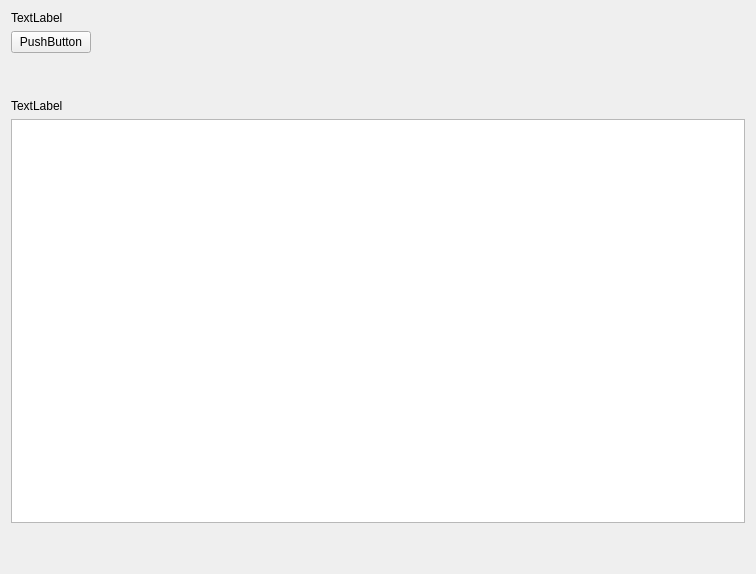
The window that plugins/devices/printer/printer.ui (ukui/ukui-control-center) describes before a commit, drawn with Qt 5.
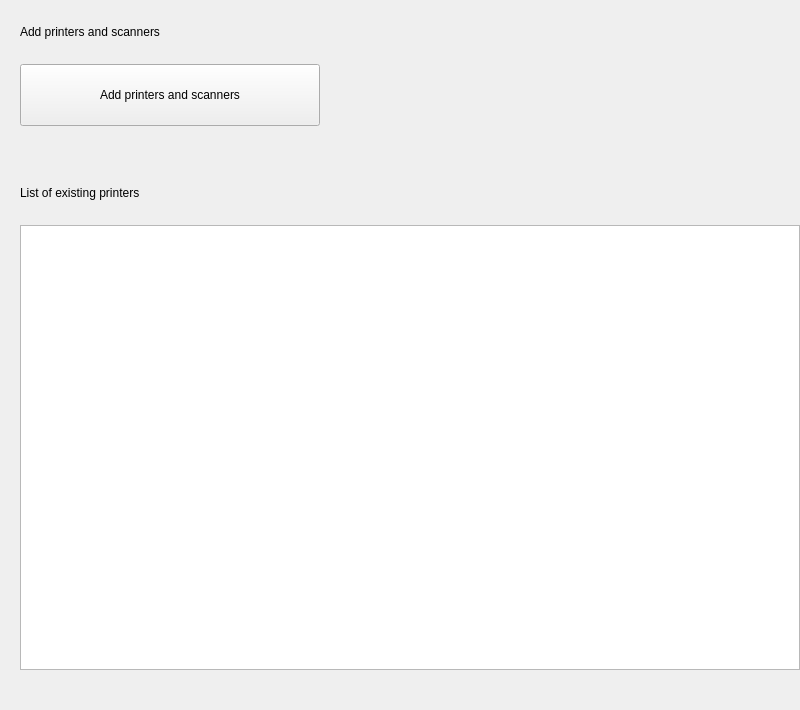
The same window after the commit.

Diff of the .ui file:
```diff
--- a/plugins/devices/printer/printer.ui
+++ b/plugins/devices/printer/printer.ui
@@ -6,26 +6,29 @@
    <rect>
     <x>0</x>
     <y>0</y>
-    <width>756</width>
-    <height>574</height>
+    <width>800</width>
+    <height>710</height>
    </rect>
   </property>
   <property name="minimumSize">
    <size>
-    <width>756</width>
-    <height>574</height>
+    <width>800</width>
+    <height>710</height>
    </size>
   </property>
   <property name="maximumSize">
    <size>
-    <width>756</width>
-    <height>574</height>
+    <width>800</width>
+    <height>710</height>
    </size>
   </property>
   <property name="windowTitle">
    <string>Printer</string>
   </property>
   <layout class="QVBoxLayout" name="verticalLayout_2">
+   <property name="spacing">
+    <number>0</number>
+   </property>
    <property name="leftMargin">
     <number>0</number>
    </property>
@@ -42,19 +45,58 @@
     <widget class="QStackedWidget" name="StackedWidget">
      <widget class="QWidget" name="verticalStackedWidgetPage1">
       <layout class="QVBoxLayout" name="verticalLayout">
+       <property name="spacing">
+        <number>25</number>
+       </property>
+       <property name="leftMargin">
+        <number>20</number>
+       </property>
+       <property name="topMargin">
+        <number>25</number>
+       </property>
+       <property name="rightMargin">
+        <number>0</number>
+       </property>
+       <property name="bottomMargin">
+        <number>0</number>
+       </property>
        <item>
         <widget class="QLabel" name="label">
+         <property name="sizePolicy">
+          <sizepolicy hsizetype="Fixed" vsizetype="Fixed">
+           <horstretch>0</horstretch>
+           <verstretch>0</verstretch>
+          </sizepolicy>
+         </property>
          <property name="text">
-          <string>TextLabel</string>
+          <string>Add printers and scanners</string>
+         </property>
+         <property name="scaledContents">
+          <bool>true</bool>
          </property>
         </widget>
        </item>
        <item>
         <layout class="QHBoxLayout" name="horizontalLayout">
+         <property name="spacing">
+          <number>0</number>
+         </property>
          <item>
-          <widget class="QPushButton" name="addPushBtn">
+          <widget class="QToolButton" name="addBtn">
+           <property name="minimumSize">
+            <size>
+             <width>300</width>
+             <height>62</height>
+            </size>
+           </property>
+           <property name="maximumSize">
+            <size>
+             <width>16777215</width>
+             <height>62</height>
+            </size>
+           </property>
            <property name="text">
-            <string>PushButton</string>
+            <string>Add printers and scanners</string>
            </property>
           </widget>
          </item>
@@ -84,15 +126,24 @@
          <property name="sizeHint" stdset="0">
           <size>
            <width>20</width>
-           <height>40</height>
+           <height>35</height>
           </size>
          </property>
         </spacer>
        </item>
        <item>
         <widget class="QLabel" name="label_2">
+         <property name="sizePolicy">
+          <sizepolicy hsizetype="Fixed" vsizetype="Fixed">
+           <horstretch>0</horstretch>
+           <verstretch>0</verstretch>
+          </sizepolicy>
+         </property>
          <property name="text">
-          <string>TextLabel</string>
+          <string>List of existing printers</string>
+         </property>
+         <property name="scaledContents">
+          <bool>true</bool>
          </property>
         </widget>
        </item>
```
Left out of the diff: 2 changed lines with no effect on the pictures.
